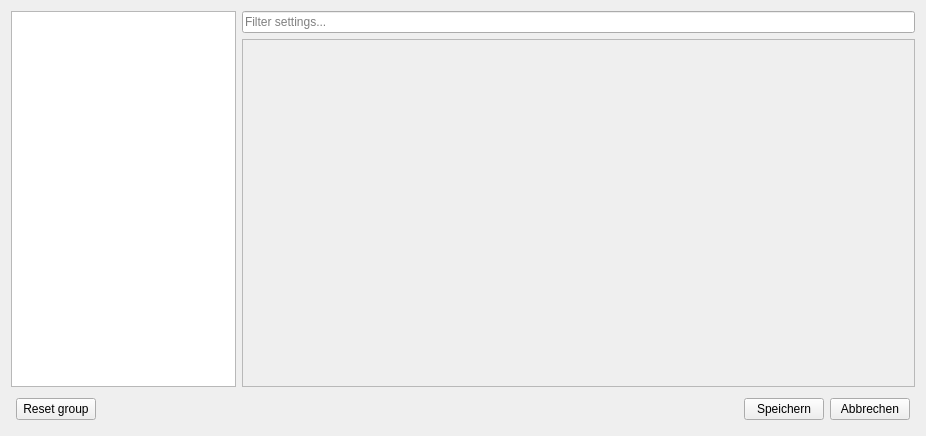
This is core/ui/UI_AppSettingsEditor.ui in KROIA/AppSettings as Qt 5 draws it before an edit. The edited form follows.
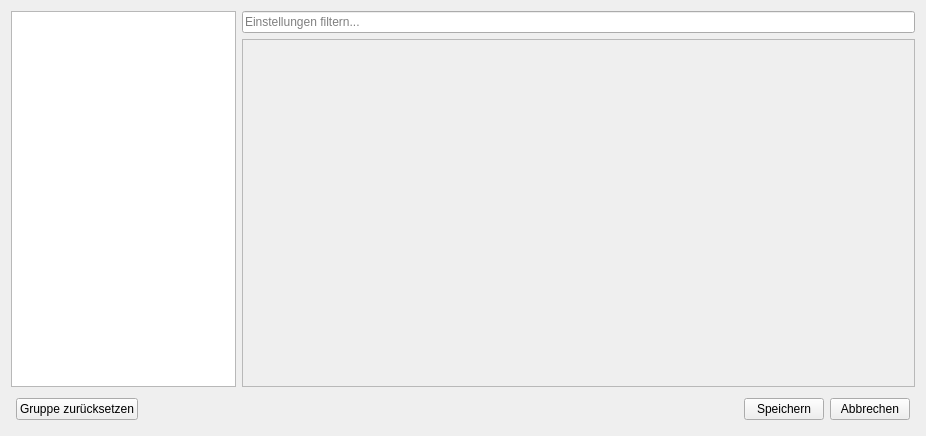
This is the edited form.

Commit message:
fix negative decimals in editor and germanize new UI texts
UI / UX:
~ allow negative values in the decimal-number field (CR-1)
  ~ minimum was numeric_limits<double>::min() (smallest positive
    double), now lowest()
~ translate editor texts added in 1.1.0 to German
  + "Gruppe zurücksetzen", "Einstellungen filtern...",
    "Ungültige Einstellungen"
  + reset and clear-shortcut tooltips

```diff
--- a/core/ui/UI_AppSettingsEditor.ui
+++ b/core/ui/UI_AppSettingsEditor.ui
@@ -36,7 +36,7 @@
        <item>
         <widget class="QLineEdit" name="filter_lineEdit">
          <property name="placeholderText">
-          <string>Filter settings...</string>
+          <string>Einstellungen filtern...</string>
          </property>
          <property name="clearButtonEnabled">
           <bool>true</bool>
@@ -91,7 +91,7 @@
          <string>Reset all settings of this group to their default values</string>
         </property>
         <property name="text">
-         <string>Reset group</string>
+         <string>Gruppe zurücksetzen</string>
         </property>
        </widget>
       </item>
```
Left out of the diff: 2 changed lines with no effect on the pictures. The commit also changes 4 other files.
